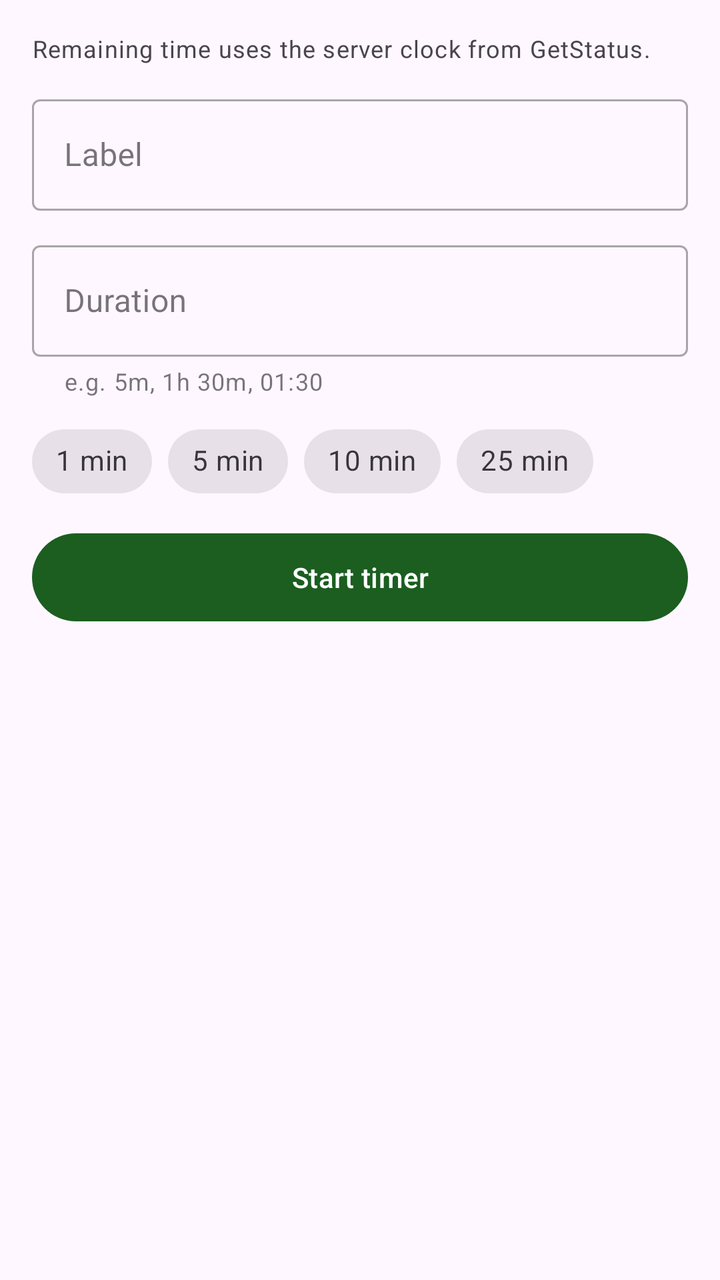
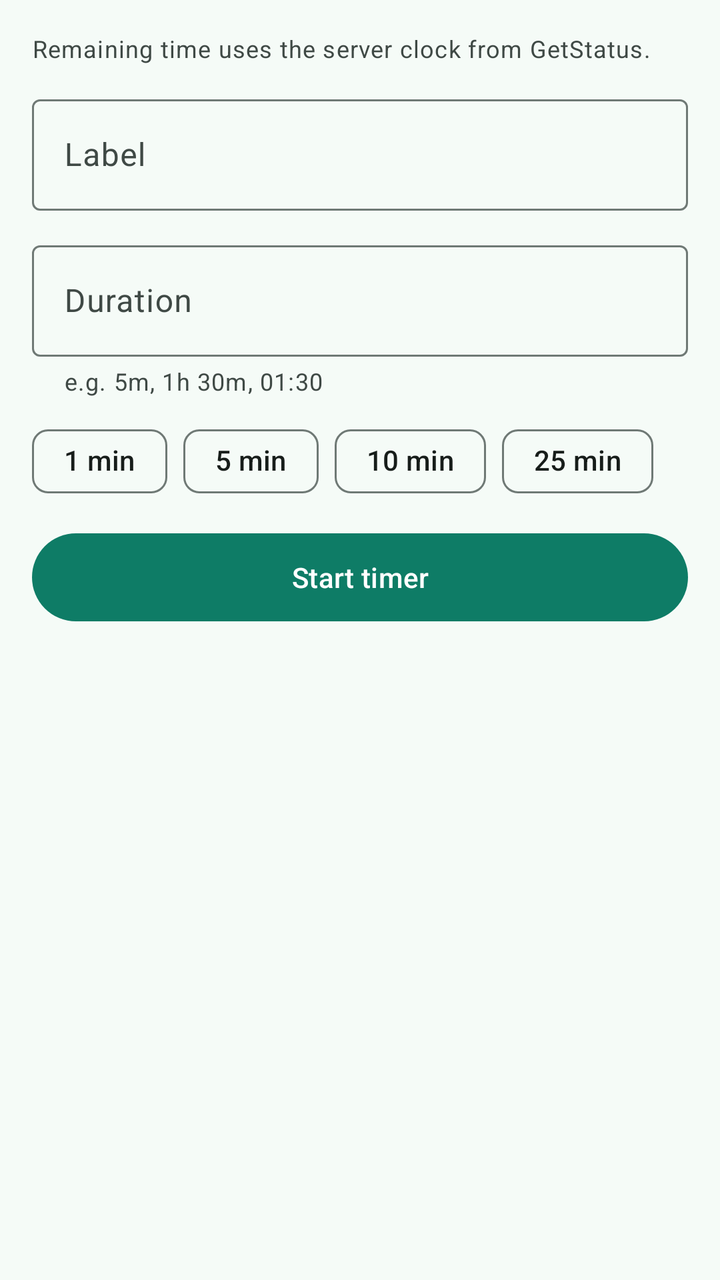

Screens rendered from an Android XML layout before and after an edit, with the pre-edit source and the edit as a unified diff.
<!-- AndroidManifest.xml: another module's application theme Theme.Home -->
<!-- res/layout/fragment_timers.xml -->
<?xml version="1.0" encoding="utf-8"?>
<FrameLayout xmlns:android="http://schemas.android.com/apk/res/android"
    xmlns:app="http://schemas.android.com/apk/res-auto"
    android:layout_width="match_parent"
    android:layout_height="match_parent">

    <androidx.core.widget.NestedScrollView
        android:id="@+id/timers_content"
        android:layout_width="match_parent"
        android:layout_height="match_parent"
        android:fillViewport="true">

        <LinearLayout
            android:layout_width="match_parent"
            android:layout_height="wrap_content"
            android:orientation="vertical"
            android:padding="@dimen/timers_screen_margin">

            <TextView
                android:layout_width="match_parent"
                android:layout_height="wrap_content"
                android:text="@string/timers_server_time_note"
                android:textAppearance="?attr/textAppearanceBodySmall"
                android:textColor="?attr/colorOnSurfaceVariant" />

            <com.google.android.material.textfield.TextInputLayout
                android:layout_width="match_parent"
                android:layout_height="wrap_content"
                android:layout_marginTop="12dp"
                android:hint="@string/timers_label"
                style="@style/Widget.MaterialComponents.TextInputLayout.OutlinedBox">

                <com.google.android.material.textfield.TextInputEditText
                    android:id="@+id/timers_label_input"
                    android:layout_width="match_parent"
                    android:layout_height="wrap_content"
                    android:imeOptions="actionNext"
                    android:inputType="textCapSentences"
                    android:maxLength="120" />
            </com.google.android.material.textfield.TextInputLayout>

            <com.google.android.material.textfield.TextInputLayout
                android:layout_width="match_parent"
                android:layout_height="wrap_content"
                android:layout_marginTop="12dp"
                android:hint="@string/timers_duration"
                app:helperText="@string/timers_duration_hint"
                style="@style/Widget.MaterialComponents.TextInputLayout.OutlinedBox">

                <com.google.android.material.textfield.TextInputEditText
                    android:id="@+id/timers_duration_input"
                    android:layout_width="match_parent"
                    android:layout_height="wrap_content"
                    android:imeOptions="actionDone"
                    android:inputType="text" />
            </com.google.android.material.textfield.TextInputLayout>

            <com.google.android.material.chip.ChipGroup
                android:id="@+id/timers_presets"
                android:layout_width="match_parent"
                android:layout_height="wrap_content"
                android:layout_marginTop="8dp"
                app:singleLine="false"
                app:singleSelection="true">

                <com.google.android.material.chip.Chip
                    android:id="@+id/timers_preset_1"
                    style="@style/Widget.MaterialComponents.Chip.Choice"
                    android:layout_width="wrap_content"
                    android:layout_height="wrap_content"
                    android:checkable="true"
                    android:text="@string/timers_preset_1" />

                <com.google.android.material.chip.Chip
                    android:id="@+id/timers_preset_5"
                    style="@style/Widget.MaterialComponents.Chip.Choice"
                    android:layout_width="wrap_content"
                    android:layout_height="wrap_content"
                    android:checkable="true"
                    android:text="@string/timers_preset_5" />

                <com.google.android.material.chip.Chip
                    android:id="@+id/timers_preset_10"
                    style="@style/Widget.MaterialComponents.Chip.Choice"
                    android:layout_width="wrap_content"
                    android:layout_height="wrap_content"
                    android:checkable="true"
                    android:text="@string/timers_preset_10" />

                <com.google.android.material.chip.Chip
                    android:id="@+id/timers_preset_25"
                    style="@style/Widget.MaterialComponents.Chip.Choice"
                    android:layout_width="wrap_content"
                    android:layout_height="wrap_content"
                    android:checkable="true"
                    android:text="@string/timers_preset_25" />
            </com.google.android.material.chip.ChipGroup>

            <TextView
                android:id="@+id/timers_input_error"
                android:layout_width="match_parent"
                android:layout_height="wrap_content"
                android:textColor="?attr/colorError"
                android:visibility="gone" />

            <com.google.android.material.button.MaterialButton
                android:id="@+id/timers_start"
                android:layout_width="match_parent"
                android:layout_height="wrap_content"
                android:layout_marginTop="8dp"
                android:minHeight="52dp"
                android:text="@string/timers_start" />

            <ProgressBar
                android:id="@+id/timers_progress"
                android:layout_width="wrap_content"
                android:layout_height="wrap_content"
                android:layout_gravity="center_horizontal"
                android:layout_marginTop="12dp"
                android:visibility="gone" />

            <TextView
                android:id="@+id/timers_error_text"
                android:layout_width="match_parent"
                android:layout_height="wrap_content"
                android:paddingTop="16dp"
                android:paddingBottom="8dp"
                android:textAppearance="?attr/textAppearanceBodyLarge"
                android:visibility="gone" />

            <com.google.android.material.button.MaterialButton
                android:id="@+id/timers_retry"
                style="@style/Widget.MaterialComponents.Button.OutlinedButton"
                android:layout_width="wrap_content"
                android:layout_height="wrap_content"
                android:layout_marginBottom="8dp"
                android:minHeight="48dp"
                android:text="@string/ui_retry"
                android:visibility="gone" />

            <TextView
                android:id="@+id/timers_empty"
                android:layout_width="match_parent"
                android:layout_height="wrap_content"
                android:padding="16dp"
                android:text="@string/timers_empty"
                android:textAppearance="?attr/textAppearanceBodyLarge"
                android:visibility="gone" />

            <androidx.recyclerview.widget.RecyclerView
                android:id="@+id/timers_list"
                android:layout_width="match_parent"
                android:layout_height="wrap_content"
                android:layout_marginTop="8dp"
                android:nestedScrollingEnabled="false" />
        </LinearLayout>
    </androidx.core.widget.NestedScrollView>
</FrameLayout>
<!-- resources referenced by this layout -->
<resources>
  <style name="Theme.Home" parent="Theme.Material3.DayNight.NoActionBar">
          <item name="colorPrimary">@color/home_green</item>
          <item name="colorOnPrimary">@color/home_on_green</item>
          <item name="colorPrimaryContainer">@color/home_green_dark</item>
          <item name="colorOnPrimaryContainer">@color/home_on_green</item>
          <item name="colorSecondary">@color/home_teal</item>
          <item name="colorOnSecondary">@color/home_on_teal</item>
          <item name="android:statusBarColor">@color/home_green_dark</item>
          <item name="android:navigationBarColor">?attr/colorSurface</item>
          <item name="android:windowLightStatusBar">false</item>
      </style>
  <color name="home_green">#1B5E20</color>
  <color name="home_on_green">#FFFFFF</color>
  <color name="home_green_dark">#0D3F14</color>
  <color name="home_teal">#00695C</color>
  <color name="home_on_teal">#FFFFFF</color>
  <!-- unchanged entries left out for length: 12 -->
</resources>

<!-- the commit's change to res/layout/fragment_timers.xml (unified diff, before → after) -->
@@ -28,7 +28,7 @@
                 android:layout_height="wrap_content"
                 android:layout_marginTop="12dp"
                 android:hint="@string/timers_label"
-                style="@style/Widget.MaterialComponents.TextInputLayout.OutlinedBox">
+                style="@style/Widget.Material3.TextInputLayout.OutlinedBox">
 
                 <com.google.android.material.textfield.TextInputEditText
                     android:id="@+id/timers_label_input"
@@ -45,7 +45,7 @@
                 android:layout_marginTop="12dp"
                 android:hint="@string/timers_duration"
                 app:helperText="@string/timers_duration_hint"
-                style="@style/Widget.MaterialComponents.TextInputLayout.OutlinedBox">
+                style="@style/Widget.Material3.TextInputLayout.OutlinedBox">
 
                 <com.google.android.material.textfield.TextInputEditText
                     android:id="@+id/timers_duration_input"
@@ -61,38 +61,34 @@
                 android:layout_height="wrap_content"
                 android:layout_marginTop="8dp"
                 app:singleLine="false"
-                app:singleSelection="true">
+                >
 
                 <com.google.android.material.chip.Chip
                     android:id="@+id/timers_preset_1"
-                    style="@style/Widget.MaterialComponents.Chip.Choice"
+                    style="@style/Widget.Material3.Chip.Assist"
                     android:layout_width="wrap_content"
                     android:layout_height="wrap_content"
-                    android:checkable="true"
                     android:text="@string/timers_preset_1" />
 
                 <com.google.android.material.chip.Chip
                     android:id="@+id/timers_preset_5"
-                    style="@style/Widget.MaterialComponents.Chip.Choice"
+                    style="@style/Widget.Material3.Chip.Assist"
                     android:layout_width="wrap_content"
                     android:layout_height="wrap_content"
-                    android:checkable="true"
                     android:text="@string/timers_preset_5" />
 
                 <com.google.android.material.chip.Chip
                     android:id="@+id/timers_preset_10"
-                    style="@style/Widget.MaterialComponents.Chip.Choice"
+                    style="@style/Widget.Material3.Chip.Assist"
                     android:layout_width="wrap_content"
                     android:layout_height="wrap_content"
-                    android:checkable="true"
                     android:text="@string/timers_preset_10" />
 
                 <com.google.android.material.chip.Chip
                     android:id="@+id/timers_preset_25"
-                    style="@style/Widget.MaterialComponents.Chip.Choice"
+                    style="@style/Widget.Material3.Chip.Assist"
                     android:layout_width="wrap_content"
                     android:layout_height="wrap_content"
-                    android:checkable="true"
                     android:text="@string/timers_preset_25" />
             </com.google.android.material.chip.ChipGroup>
 
@@ -130,7 +126,7 @@
 
             <com.google.android.material.button.MaterialButton
                 android:id="@+id/timers_retry"
-                style="@style/Widget.MaterialComponents.Button.OutlinedButton"
+                style="@style/Widget.Material3.Button.OutlinedButton"
                 android:layout_width="wrap_content"
                 android:layout_height="wrap_content"
                 android:layout_marginBottom="8dp"
<!-- resource entries referenced after the edit -->
@@ -1,21 +1,75 @@
 <!-- resources referenced by this layout -->
 <resources>
   <style name="Theme.Home" parent="Theme.Material3.DayNight.NoActionBar">
-          <item name="colorPrimary">@color/home_green</item>
-          <item name="colorOnPrimary">@color/home_on_green</item>
-          <item name="colorPrimaryContainer">@color/home_green_dark</item>
-          <item name="colorOnPrimaryContainer">@color/home_on_green</item>
-          <item name="colorSecondary">@color/home_teal</item>
-          <item name="colorOnSecondary">@color/home_on_teal</item>
-          <item name="android:statusBarColor">@color/home_green_dark</item>
-          <item name="android:navigationBarColor">?attr/colorSurface</item>
-          <item name="android:windowLightStatusBar">false</item>
+          <item name="colorPrimary">@color/home_primary</item>
+          <item name="colorOnPrimary">@color/home_on_primary</item>
+          <item name="colorPrimaryContainer">@color/home_primary_container</item>
+          <item name="colorOnPrimaryContainer">@color/home_on_primary_container</item>
+          <item name="colorSecondary">@color/home_secondary</item>
+          <item name="colorOnSecondary">@color/home_on_secondary</item>
+          <item name="colorSecondaryContainer">@color/home_secondary_container</item>
+          <item name="colorOnSecondaryContainer">@color/home_on_secondary_container</item>
+          <item name="colorTertiary">@color/home_tertiary</item>
+          <item name="colorOnTertiary">@color/home_on_tertiary</item>
+          <item name="colorTertiaryContainer">@color/home_tertiary_container</item>
+          <item name="colorOnTertiaryContainer">@color/home_on_tertiary_container</item>
+          <item name="colorError">@color/home_error</item>
+          <item name="android:colorBackground">@color/home_surface</item>
+          <item name="colorSurface">@color/home_surface</item>
+          <item name="colorOnSurface">@color/home_on_surface</item>
+          <item name="colorOnBackground">@color/home_on_surface</item>
+          <item name="colorOnSurfaceVariant">@color/home_on_surface_variant</item>
+          <item name="colorSurfaceContainerLow">@color/home_surface_container_low</item>
+          <item name="colorSurfaceContainer">@color/home_surface_container</item>
+          <item name="colorSurfaceContainerHigh">@color/home_surface_container_high</item>
+          <item name="colorSurfaceContainerHighest">@color/home_surface_container_highest</item>
+          <item name="colorOutline">@color/home_outline</item>
+          <item name="colorOutlineVariant">@color/home_outline_variant</item>
+  
+          
+          <item name="shapeAppearanceSmallComponent">@style/ShapeAppearance.Home.Small</item>
+          <item name="shapeAppearanceMediumComponent">@style/ShapeAppearance.Home.Medium</item>
+          <item name="shapeAppearanceLargeComponent">@style/ShapeAppearance.Home.Large</item>
+  
+          <item name="android:statusBarColor">@color/home_surface</item>
+          <item name="android:navigationBarColor">@color/home_surface_container</item>
+          <item name="android:windowLightStatusBar">@bool/home_light_bars</item>
+          <item name="android:windowLightNavigationBar">@bool/home_light_bars</item>
       </style>
-  <color name="home_green">#1B5E20</color>
-  <color name="home_on_green">#FFFFFF</color>
-  <color name="home_green_dark">#0D3F14</color>
-  <color name="home_teal">#00695C</color>
-  <color name="home_on_teal">#FFFFFF</color>
+  <color name="home_primary">#0E7C66</color>
+  <color name="home_on_primary">#FFFFFF</color>
+  <color name="home_primary_container">#BDF2E0</color>
+  <color name="home_on_primary_container">#00201A</color>
+  <color name="home_secondary">#4A635B</color>
+  <color name="home_on_secondary">#FFFFFF</color>
+  <color name="home_secondary_container">#CCE8DE</color>
+  <color name="home_on_secondary_container">#05201A</color>
+  <color name="home_tertiary">#8A5100</color>
+  <color name="home_on_tertiary">#FFFFFF</color>
+  <color name="home_tertiary_container">#FFDDB6</color>
+  <color name="home_on_tertiary_container">#2C1600</color>
+  <color name="home_error">#BA1A1A</color>
+  <color name="home_surface">#F5FBF7</color>
+  <color name="home_on_surface">#171D1A</color>
+  <color name="home_on_surface_variant">#3F4945</color>
+  <color name="home_surface_container_low">#EFF5F1</color>
+  <color name="home_surface_container">#E9F0EC</color>
+  <color name="home_surface_container_high">#E3EAE6</color>
+  <color name="home_surface_container_highest">#DDE4E0</color>
+  <color name="home_outline">#6F7975</color>
+  <color name="home_outline_variant">#BFC9C4</color>
+  <style name="ShapeAppearance.Home.Small" parent="ShapeAppearance.Material3.SmallComponent">
+          <item name="cornerFamily">rounded</item>
+          <item name="cornerSize">14dp</item>
+      </style>
+  <style name="ShapeAppearance.Home.Medium" parent="ShapeAppearance.Material3.MediumComponent">
+          <item name="cornerFamily">rounded</item>
+          <item name="cornerSize">22dp</item>
+      </style>
+  <style name="ShapeAppearance.Home.Large" parent="ShapeAppearance.Material3.LargeComponent">
+          <item name="cornerFamily">rounded</item>
+          <item name="cornerSize">28dp</item>
+      </style>
   <!-- unchanged entries left out for length: 12 -->
 </resources>
 
